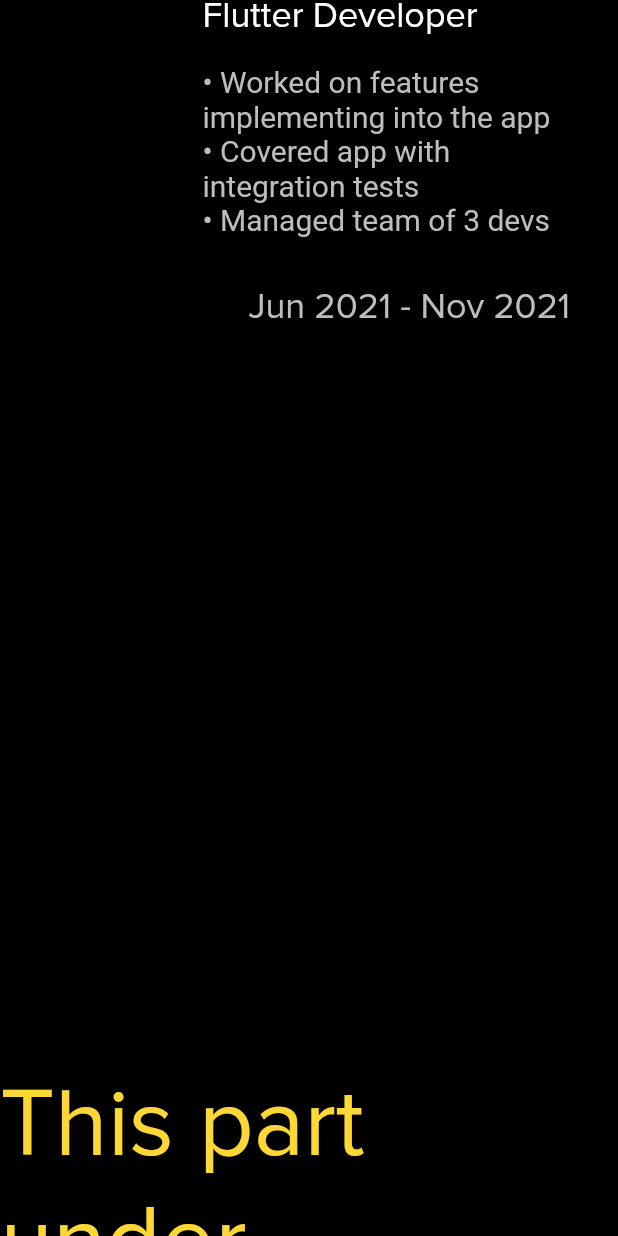
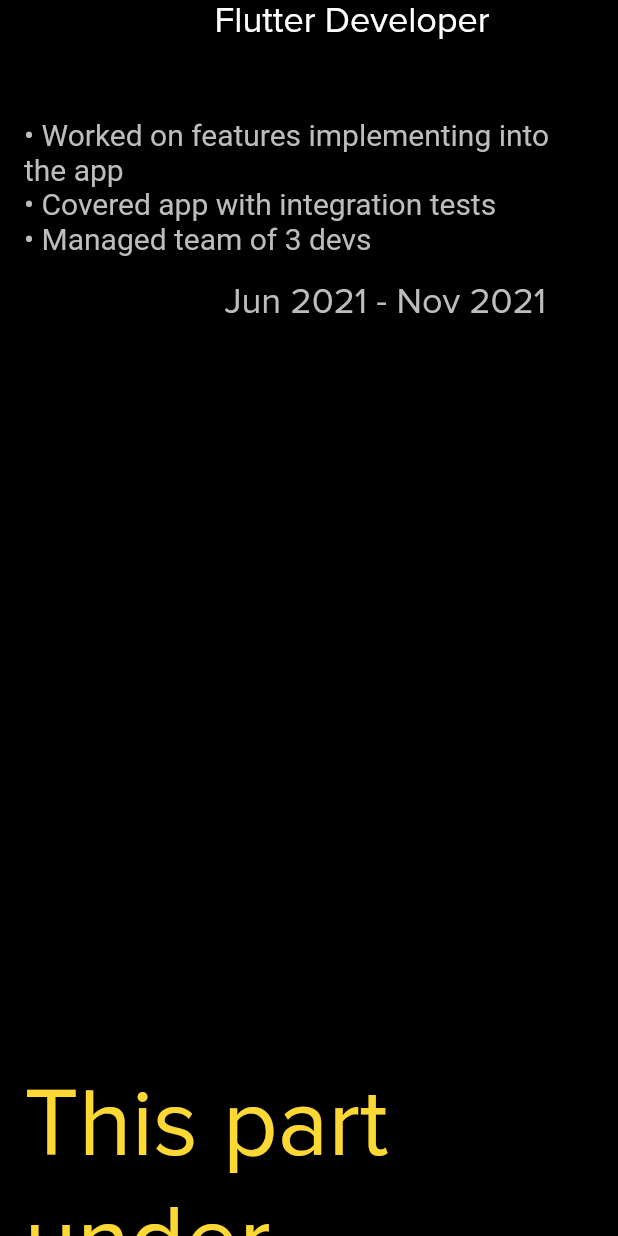
Before and after one commit to vkram2711/Resume, a Flutter app: the screen it shows after launch, scrolled down 2880 dp, on a phone screen of 412 x 824 dp. Run offline on Flutter 3.47's test engine with Material 2 defaults, Android fonts, the light colour scheme and no system bars; our stand-ins replace flutter_svg.

Commit message:
design changes

```diff
--- a/lib/mobile_screen.dart
+++ b/lib/mobile_screen.dart
@@ -44,11 +44,11 @@
   @override
   Widget build(BuildContext context) {
     final pages = [
-      SizedBox(height: widget.maxHeight, child: const IntroPage()),
-      SizedBox(height: widget.maxHeight, child: const AboutPage()),
-      SizedBox(height: widget.maxHeight, child: const PortfolioPage()),
-      SizedBox(height: widget.maxHeight, child: WorkPage()),
-      SizedBox(height: widget.maxHeight, child: const AchievementsPage()),
+      SizedBox(height: widget.maxHeight, child: const Padding(padding: EdgeInsets.all(16), child: IntroPage())),
+      SizedBox(height: widget.maxHeight, child: const Padding(padding: EdgeInsets.all(16), child: AboutPage())),
+      SizedBox(height: widget.maxHeight, child: const Padding(padding: EdgeInsets.all(16), child: PortfolioPage())),
+      SizedBox(height: widget.maxHeight, child: Padding(padding: const EdgeInsets.all(16), child: WorkPage())),
+      SizedBox(height: widget.maxHeight, child: const Padding(padding: EdgeInsets.all(16), child: AchievementsPage())),
       if (!UpworkInherited.of(context).upworkMode)
         SizedBox(height: widget.maxHeight, child: const ContactPage())
     ];
--- a/lib/widgets/work_card.dart
+++ b/lib/widgets/work_card.dart
@@ -6,7 +6,6 @@
 import 'package:resume/widgets/text/primary_text.dart';
 import 'package:resume/widgets/text/secondary_header_text.dart';
 
-//TODO: timestapms
 class WorkCard extends StatelessWidget {
   final JobModel jobModel;
   const WorkCard(this.jobModel, {Key? key}) : super(key: key);
@@ -56,8 +55,7 @@
                       padding: const EdgeInsets.only(top: 8, bottom: 18),
                       child: SecondaryHeaderText(jobModel.position),
                     ),
-                    RichText(text: jobModel.description),
-
+                    if(ResumeInherited.of(context).isWeb) RichText(text: jobModel.description),
                   ],
                 ),
               ),
@@ -65,10 +63,12 @@
 
           ],
         ),
+
+        if(!ResumeInherited.of(context).isWeb) RichText(text: jobModel.description),
         Align(
           alignment: Alignment.bottomRight,
           child: Padding(
-            padding: const EdgeInsets.only(right: 32),
+            padding: const EdgeInsets.only(right: 32, top: 16),
             child: PrimaryText(jobModel.timeInterval),
           ),
         )
```
Also changed, not shown: lib/widgets/resume_bar.dart (+12 -7 lines).
